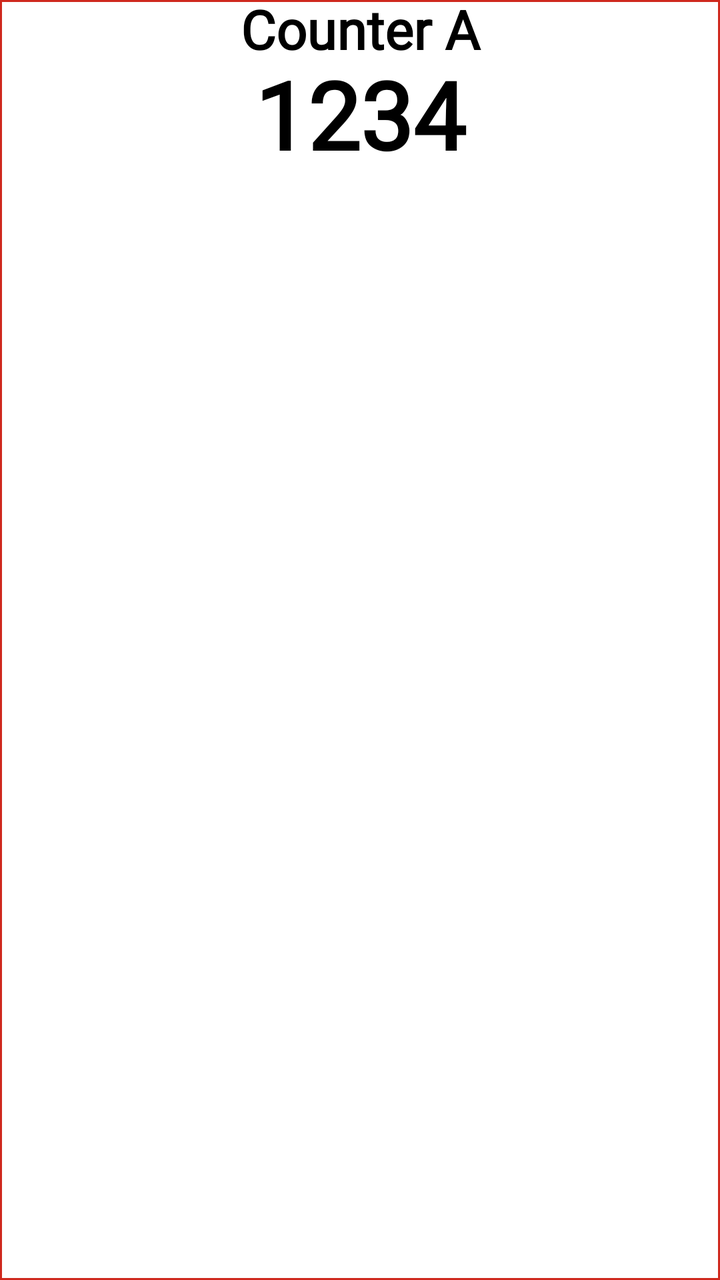
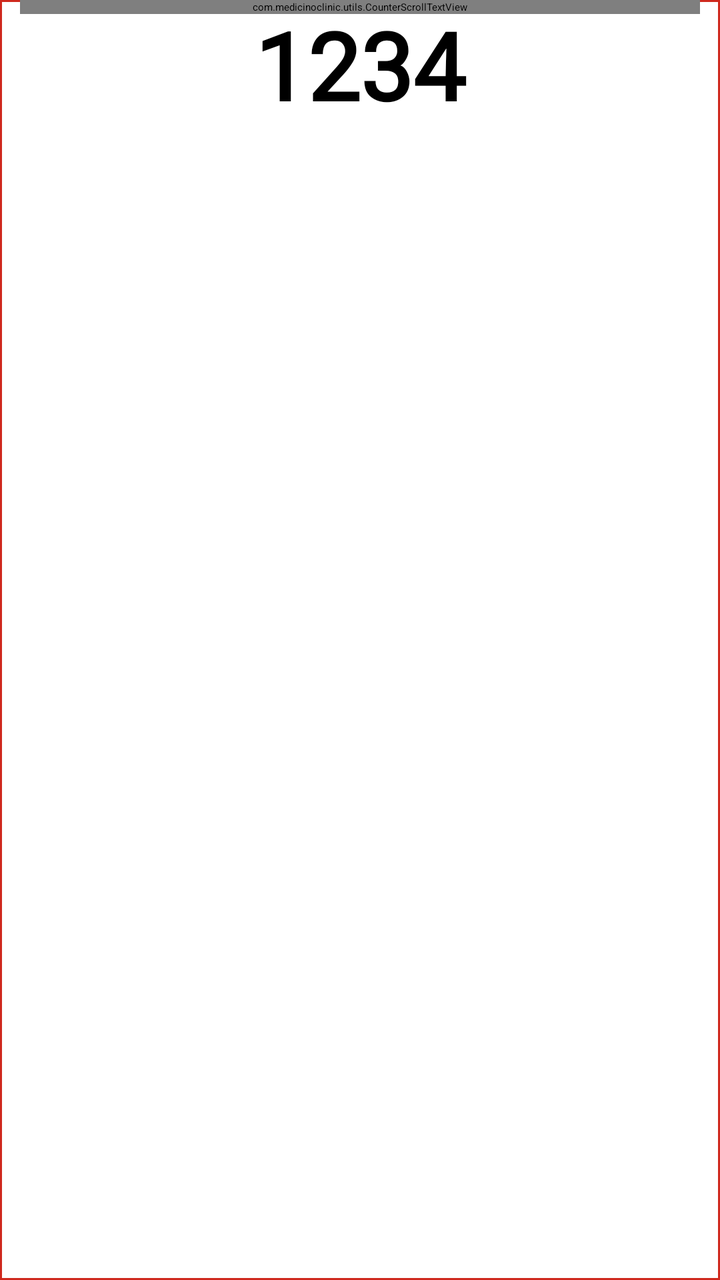

Compare the two renders of this Android layout. The source of the first and the diff that turns it into the second are given below.
<!-- AndroidManifest.xml: application theme Theme.MedicinoAndroidTV -->
<!-- res/layout/item_counter.xml -->
<?xml version="1.0" encoding="utf-8"?>
<LinearLayout xmlns:android="http://schemas.android.com/apk/res/android"
    android:layout_width="match_parent"
    android:layout_height="wrap_content"
    android:background="@drawable/focus"
    android:focusable="true"
    android:focusableInTouchMode="true"
    android:orientation="vertical"
    android:paddingStart="10dp"
    android:paddingEnd="10dp">

    <TextView
        android:id="@+id/tv_name"
        android:layout_width="match_parent"
        android:layout_height="wrap_content"
        android:ellipsize="marquee"
        android:focusableInTouchMode="true"
        android:gravity="center_vertical|center"
        android:marqueeRepeatLimit="marquee_forever"
        android:scrollHorizontally="true"
        android:singleLine="true"
        android:text="Counter A"
        android:textColor="@color/black"
        android:textSize="27sp"
        android:textStyle="bold"
        android:paddingTop="0dp"
        android:paddingBottom="0dp"
        android:lineSpacingExtra="0dp"
        android:textFontWeight="900"
        android:includeFontPadding="false"
        android:fontFamily="@font/poppins_regular"/>

    <TextView
        android:id="@+id/tv_token"
        android:layout_width="match_parent"
        android:layout_height="wrap_content"
        android:gravity="center_vertical|center"
        android:text="1234"
        android:textColor="@android:color/black"
        android:textSize="47sp"
        android:textStyle="bold"
        android:paddingTop="0dp"
        android:paddingBottom="0dp"
        android:lineSpacingExtra="0dp"
        android:includeFontPadding="false"
        android:fontFamily="@font/poppins_bold"/>

</LinearLayout>
<!-- resources referenced by this layout -->
<resources>
  <color name="black">#000000</color>
  <!-- drawable focus (drawable) -->
  <?xml version="1.0" encoding="utf-8"?>
  <selector xmlns:android="http://schemas.android.com/apk/res/android">
      <item android:state_focused="true" android:drawable="@drawable/rectangle_bg1" />
      <item android:drawable="@drawable/rectangle_bg" />
  </selector>
  <style name="Theme.MedicinoAndroidTV" parent="@style/Theme.Leanback" />
  <!-- drawable rectangle_bg1 (drawable) -->
  <?xml version="1.0" encoding="utf-8"?>
  <shape xmlns:android="http://schemas.android.com/apk/res/android">
      <solid android:color="@color/selectedBg"/>
      <stroke android:width="1dp" android:color="@color/red"/>
      <corners android:radius="1dp" />
  
  </shape>
  <!-- drawable rectangle_bg (drawable) -->
  <?xml version="1.0" encoding="utf-8"?>
  <shape xmlns:android="http://schemas.android.com/apk/res/android">
      <solid android:color="@color/white"/>
  
      <stroke android:width="1dp"
          android:color="@color/red"
          />
  
  
  
  
  
  
  
      <corners android:bottomRightRadius="0dp"
          android:bottomLeftRadius="0dp"
          android:topLeftRadius="0dp"
          android:topRightRadius="0dp"/>
  </shape>
  <color name="selectedBg">#A692F3DE</color>
  <color name="red">#CF291E</color>
  <color name="white">#ffffff</color>
</resources>

<!-- the commit's change to res/layout/item_counter.xml (unified diff, before → after) -->
@@ -9,15 +9,11 @@
     android:paddingStart="10dp"
     android:paddingEnd="10dp">
 
-    <TextView
+    <com.medicinoclinic.utils.CounterScrollTextView
         android:id="@+id/tv_name"
         android:layout_width="match_parent"
         android:layout_height="wrap_content"
-        android:ellipsize="marquee"
-        android:focusableInTouchMode="true"
         android:gravity="center_vertical|center"
-        android:marqueeRepeatLimit="marquee_forever"
-        android:scrollHorizontally="true"
         android:singleLine="true"
         android:text="Counter A"
         android:textColor="@color/black"
